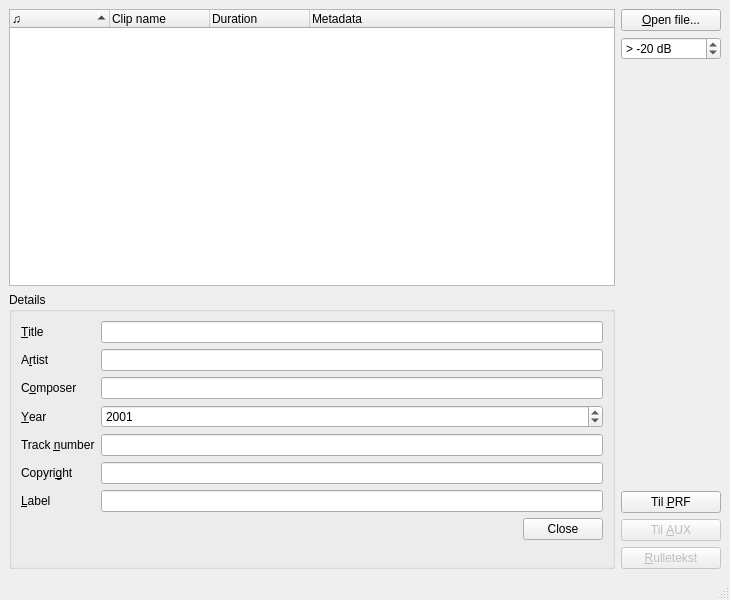
First picture: the form in src/gui/pling-plong-odometer.ui, repository havardgulldahl/pling-plong-odometer, before the edit.
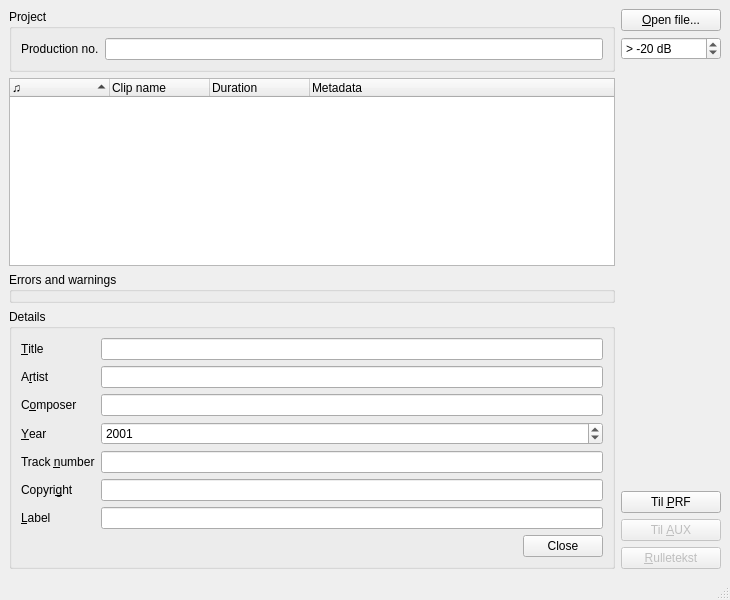
Second picture: the form after the edit.

Commit message: changes to metadata signals and starting a routine to check clip usage according to rules

```diff
--- a/src/gui/pling-plong-odometer.ui
+++ b/src/gui/pling-plong-odometer.ui
@@ -21,6 +21,25 @@
    <layout class="QGridLayout" name="gridLayout">
     <item row="0" column="0">
      <layout class="QVBoxLayout" name="verticalLayout_2">
+      <item>
+       <widget class="QGroupBox" name="groupBox">
+        <property name="title">
+         <string>Project</string>
+        </property>
+        <layout class="QFormLayout" name="formLayout_2">
+         <item row="0" column="0">
+          <widget class="QLabel" name="label_8">
+           <property name="text">
+            <string>Production no.</string>
+           </property>
+          </widget>
+         </item>
+         <item row="0" column="1">
+          <widget class="QLineEdit" name="prodno"/>
+         </item>
+        </layout>
+       </widget>
+      </item>
       <item>
        <widget class="QTreeWidget" name="clips">
         <property name="acceptDrops">
@@ -75,6 +94,13 @@
         </column>
        </widget>
       </item>
+      <item>
+       <widget class="QGroupBox" name="errors">
+        <property name="title">
+         <string>Errors and warnings</string>
+        </property>
+       </widget>
+      </item>
       <item>
        <widget class="QGroupBox" name="detailsBox">
         <property name="sizePolicy">
```
The commit also changes 2 other files.
